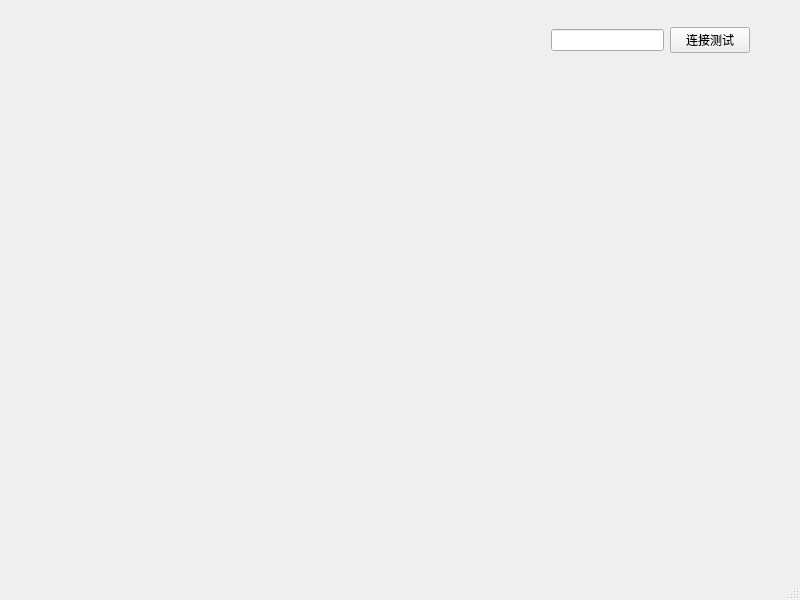
Qt form RemoteClient/mainwindow.ui (Aweranx/RemoteCTRL) before a commit.
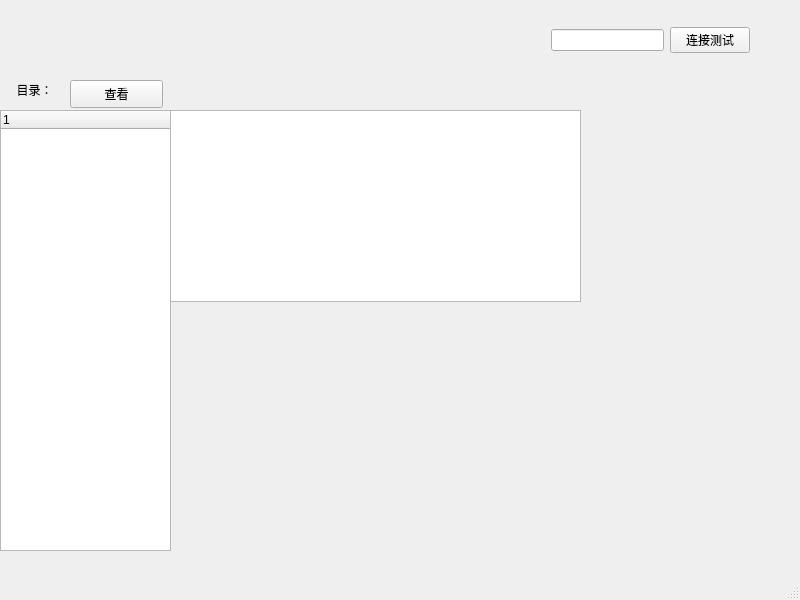
The same form after that commit. Custom widgets are drawn as their Qt base class.

Patch:
```diff
--- a/RemoteClient/mainwindow.ui
+++ b/RemoteClient/mainwindow.ui
@@ -58,6 +58,55 @@
      </rect>
     </property>
    </widget>
+   <widget class="QPushButton" name="fileBtn">
+    <property name="geometry">
+     <rect>
+      <x>70</x>
+      <y>80</y>
+      <width>93</width>
+      <height>28</height>
+     </rect>
+    </property>
+    <property name="text">
+     <string>查看</string>
+    </property>
+   </widget>
+   <widget class="QLabel" name="label">
+    <property name="geometry">
+     <rect>
+      <x>0</x>
+      <y>80</y>
+      <width>69</width>
+      <height>19</height>
+     </rect>
+    </property>
+    <property name="text">
+     <string>目录：</string>
+    </property>
+    <property name="alignment">
+     <set>Qt::AlignmentFlag::AlignCenter</set>
+    </property>
+   </widget>
+   <widget class="QTreeWidget" name="fileTree">
+    <property name="geometry">
+     <rect>
+      <x>0</x>
+      <y>110</y>
+      <width>171</width>
+      <height>441</height>
+     </rect>
+    </property>
+   </widget>
+   <widget class="QListWidget" name="fileList">
+    <property name="geometry">
+     <rect>
+      <x>170</x>
+      <y>110</y>
+      <width>411</width>
+      <height>192</height>
+     </rect>
+    </property>
+   </widget>
   </widget>
   <widget class="QMenuBar" name="menubar">
    <property name="geometry">
```
